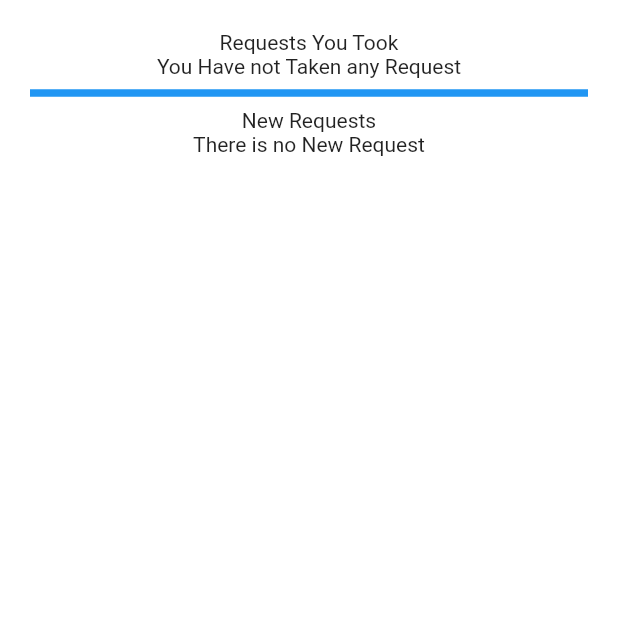
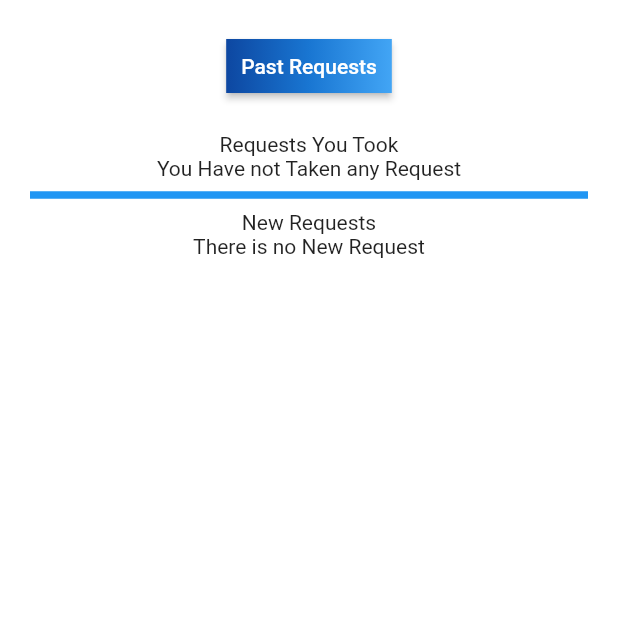
Before and after one commit to flybaflyba/Request-Handling-TA, a Flutter app: the TutorRequestsPage screen opened by its route, on a phone screen of 412 x 824 dp, the top half of it. Run offline on Flutter 3.47's test engine with Material 2 defaults, Android fonts, the phone set to English and light mode, and no system bars; our stand-ins replace awesome_dialog, bottom_navy_bar, cloud_firestore, email_validator, firebase_auth, firebase_core and 4 more; missing offline and left inert: flutter_picker; accounts and stored records are empty.

Commit message:
Add request history page

```diff
--- a/lib/TutorRequestsPage.dart
+++ b/lib/TutorRequestsPage.dart
@@ -12,6 +12,8 @@ import 'package:virtual_approval_flutter/Request.dart';
 import 'package:virtual_approval_flutter/UniversalValues.dart';
 import 'package:intl/intl.dart';
 import 'package:virtual_approval_flutter/ViewRequestPage.dart';
+import 'package:virtual_approval_flutter/RequestsHistoryPage.dart';
+
 
 class TutorRequestsPage extends StatefulWidget {
   @override
@@ -28,7 +30,7 @@ class _TutorRequestsPageState extends State<TutorRequestsPage> {
     super.initState();
 
     // it might take some time to get user info from database once app launches
-    var timer = new Timer.periodic(Duration(seconds:1), (Timer t) {
+    new Timer.periodic(Duration(seconds:1), (Timer t) {
 
       print("hihihi");
       setState(() {
@@ -37,7 +39,6 @@ class _TutorRequestsPageState extends State<TutorRequestsPage> {
 
       if (UniversalValues.loggedInUserInformation != null) {
         t.cancel();
-
       }
 
     });
@@ -166,6 +167,41 @@ class _TutorRequestsPageState extends State<TutorRequestsPage> {
                 SizedBox(height: 20,),
 
                 Center(
+                  child:
+
+                  RaisedButton(
+                    onPressed: () {
+                      pushNewScreen(
+                        context,
+                        screen: RequestsHistoryPage(),
+                        withNavBar: true, // OPTIONAL VALUE. True by default.
+                        pageTransitionAnimation: PageTransitionAnimation.cupertino,
+                      );
+                    },
+                    textColor: Colors.white,
+                    padding: const EdgeInsets.all(0.0),
+                    child: Container(
+                      decoration: const BoxDecoration(
+                        gradient: LinearGradient(
+                          colors: <Color>[
+                            Color(0xFF0D47A1),
+                            Color(0xFF1976D2),
+                            Color(0xFF42A5F5),
+                          ],
+                        ),
+                      ),
+                      padding: const EdgeInsets.all(10.0),
+                      child:
+                        Text("Past Requests"),
+                    ),
+                  ),
+                ),
+
+
+                SizedBox(height: 20,),
+
+
+                Center(
                   child: Text(
                     'Requests You Took',
                   ),
```
Also changed, not shown: lib/MainPage.dart (+8 -1 lines), lib/RequestsHistoryPage.dart (added, +143 -0 lines).
